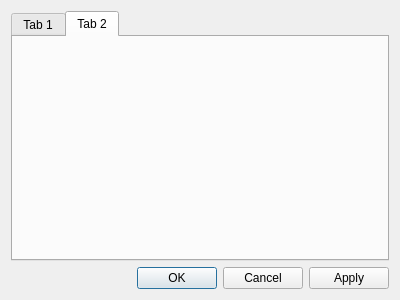
Old version of the form qt/RawDDPSettings.ui in the repository petabyt/DSS.
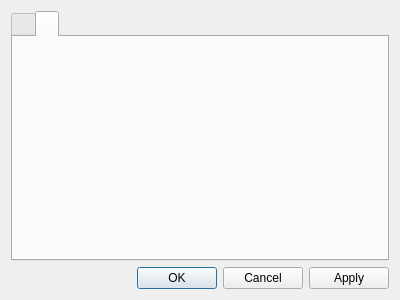
New version of the form.

Commit message: Remove Tab titles (they are set dynamically from corresponding tab widgets)

Patch:
```diff
--- a/qt/RawDDPSettings.ui
+++ b/qt/RawDDPSettings.ui
@@ -21,7 +21,7 @@
      </property>
      <widget class="QWidget" name="tab">
       <attribute name="title">
-       <string>Tab 1</string>
+       <string></string>
       </attribute>
       <layout class="QVBoxLayout" name="verticalLayout_4">
        <property name="leftMargin">
@@ -40,7 +40,7 @@
      </widget>
      <widget class="QWidget" name="tab_2">
       <attribute name="title">
-       <string>Tab 2</string>
+       <string></string>
       </attribute>
       <layout class="QVBoxLayout" name="verticalLayout_5">
        <property name="leftMargin">
```
